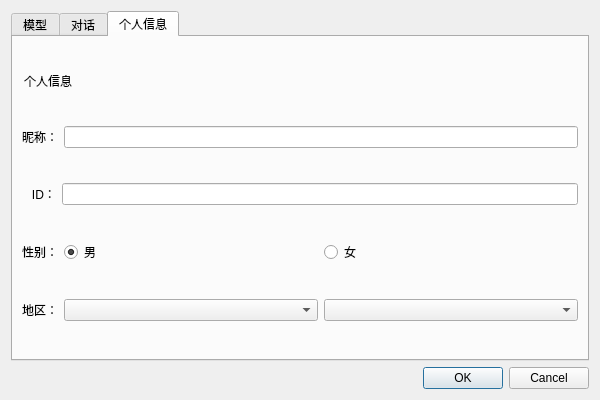
First picture: the form in ui/settings_dialog.ui, repository liyixin1/GPTalks, before the edit.
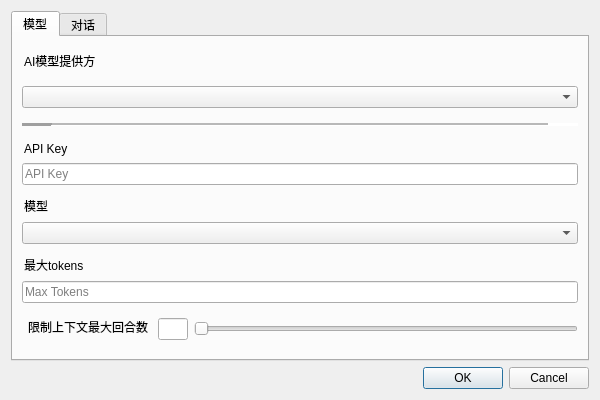
Second picture: the form after the edit. The open tabs and pages were chosen to show the change.

What changed in the file:
```diff
--- a/ui/settings_dialog.ui
+++ b/ui/settings_dialog.ui
@@ -286,169 +286,6 @@
        </item>
       </layout>
      </widget>
-     <widget class="QWidget" name="tab_user">
-      <property name="accessibleName">
-       <string/>
-      </property>
-      <attribute name="title">
-       <string>个人信息</string>
-      </attribute>
-      <layout class="QHBoxLayout" name="horizontalLayout_7">
-       <item>
-        <layout class="QVBoxLayout" name="verticalLayout_8">
-         <item>
-          <widget class="QLineEdit" name="lineEdit_2">
-           <property name="styleSheet">
-            <string notr="true">background-color: transparent;
-font: 20pt &quot;微软雅黑&quot;;</string>
-           </property>
-           <property name="text">
-            <string>个人信息</string>
-           </property>
-           <property name="frame">
-            <bool>false</bool>
-           </property>
-           <property name="dragEnabled">
-            <bool>false</bool>
-           </property>
-           <property name="readOnly">
-            <bool>true</bool>
-           </property>
-           <property name="clearButtonEnabled">
-            <bool>false</bool>
-           </property>
-          </widget>
-         </item>
-         <item>
-          <layout class="QHBoxLayout" name="horizontalLayout_2">
-           <item>
-            <widget class="QLabel" name="label_nickname">
-             <property name="text">
-              <string>昵称：</string>
-             </property>
-            </widget>
-           </item>
-           <item>
-            <widget class="QLineEdit" name="lineEdit_nickname">
-             <property name="dragEnabled">
-              <bool>false</bool>
-             </property>
-             <property name="readOnly">
-              <bool>true</bool>
-             </property>
-            </widget>
-           </item>
-          </layout>
-         </item>
-         <item>
-          <layout class="QHBoxLayout" name="horizontalLayout_8">
-           <item>
-            <widget class="QLabel" name="label_id">
-             <property name="text">
-              <string>   ID：</string>
-             </property>
-            </widget>
-           </item>
-           <item>
-            <widget class="QLineEdit" name="lineEdit_id">
-             <property name="readOnly">
-              <bool>true</bool>
-             </property>
-             <property name="clearButtonEnabled">
-              <bool>false</bool>
-             </property>
-            </widget>
-           </item>
-          </layout>
-         </item>
-         <item>
-          <layout class="QHBoxLayout" name="horizontalLayout_3">
-           <item>
-            <widget class="QLabel" name="label_sex">
-             <property name="sizePolicy">
-              <sizepolicy hsizetype="Fixed" vsizetype="Preferred">
-               <horstretch>0</horstretch>
-               <verstretch>0</verstretch>
-              </sizepolicy>
-             </property>
-             <property name="text">
-              <string>性别：</string>
-             </property>
-            </widget>
-           </item>
-           <item>
-            <widget class="QRadioButton" name="radioButton_male">
-             <property name="autoFillBackground">
-              <bool>false</bool>
-             </property>
-             <property name="text">
-              <string>男</string>
-             </property>
-             <property name="checked">
-              <bool>true</bool>
-             </property>
-             <property name="autoRepeat">
-              <bool>false</bool>
-             </property>
-             <attribute name="buttonGroup">
-              <string notr="true">buttonGroup_sex</string>
-             </attribute>
-            </widget>
-           </item>
-           <item>
-            <widget class="QRadioButton" name="radioButton_female">
-             <property name="text">
-              <string>女</string>
-             </property>
-             <property name="checked">
-              <bool>false</bool>
-             </property>
-             <attribute name="buttonGroup">
-              <string notr="true">buttonGroup_sex</string>
-             </attribute>
-            </widget>
-           </item>
-          </layout>
-         </item>
-         <item>
-          <layout class="QHBoxLayout" name="horizontalLayout_5">
-           <item>
-            <widget class="QLabel" name="label_region">
-             <property name="sizePolicy">
-              <sizepolicy hsizetype="Fixed" vsizetype="Preferred">
-               <horstretch>0</horstretch>
-               <verstretch>0</verstretch>
-              </sizepolicy>
-             </property>
-             <property name="frameShadow">
-              <enum>QFrame::Plain</enum>
-             </property>
-             <property name="text">
-              <string>地区：</string>
-             </property>
-             <property name="textFormat">
-              <enum>Qt::AutoText</enum>
-             </property>
-             <property name="wordWrap">
-              <bool>false</bool>
-             </property>
-             <property name="openExternalLinks">
-              <bool>false</bool>
-             </property>
-            </widget>
-           </item>
-           <item>
-            <widget class="QComboBox" name="comboBox_province"/>
-           </item>
-           <item>
-            <widget class="QComboBox" name="comboBox_city"/>
-           </item>
-          </layout>
-         </item>
-        </layout>
-       </item>
-      </layout>
-     </widget>
     </widget>
    </item>
    <item>
```
